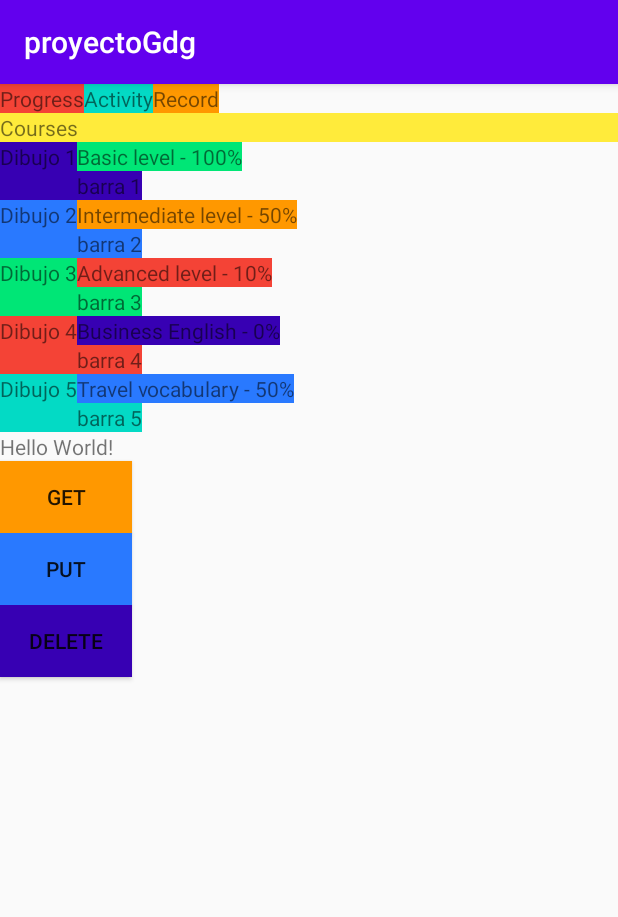
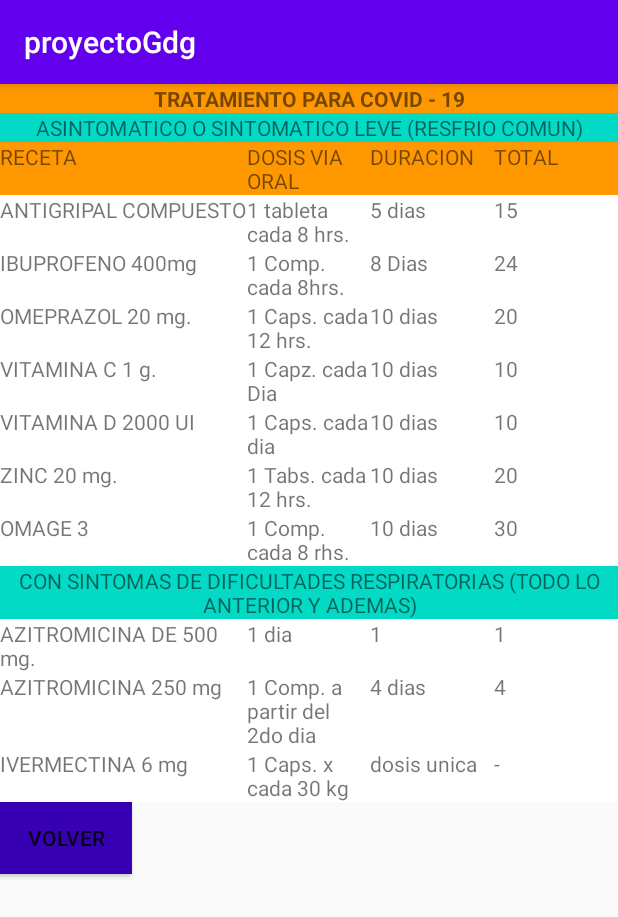
Before and after one commit to molinaibanezomar/proyecto-gdg-1, an Android app: the HomeActivity screen opened directly, with no data from a screen before it, on a phone screen of 412 x 824 dp. Shown: the top 917 px of the screen. Run offline under Robolectric (Android 15) with nearby library versions, the phone set to English and light mode, and no system bars.

Commit message:
Se adiciona receta

```diff
--- a/app/src/main/res/layout/activity_home.xml
+++ b/app/src/main/res/layout/activity_home.xml
@@ -1,5 +1,4 @@
 <?xml version="1.0" encoding="utf-8"?>
-
 <LinearLayout xmlns:android="http://schemas.android.com/apk/res/android"
     xmlns:app="http://schemas.android.com/apk/res-auto"
     xmlns:tools="http://schemas.android.com/tools"
@@ -8,217 +7,353 @@
     android:orientation="vertical"
     tools:context=".MainActivity">
 
-    <LinearLayout
-        android:layout_width="wrap_content"
-        android:layout_height="wrap_content">
-
-        <TextView
-            android:layout_width="wrap_content"
-            android:layout_height="match_parent"
-            android:background="@color/colorRed"
-            android:text="Progress" />
-
-        <TextView
-            android:layout_width="wrap_content"
-            android:layout_height="match_parent"
-            android:background="@color/colorAccent"
-            android:text="Activity" />
-
-        <TextView
-            android:layout_width="wrap_content"
-            android:layout_height="match_parent"
-            android:background="@color/colorOrange"
-            android:text="Record" />
-
-    </LinearLayout>
     <TextView
         android:layout_width="match_parent"
         android:layout_height="wrap_content"
-        android:background="@color/colorYellow"
-        android:text="Courses" />
+        android:background="@color/colorOrange"
+        android:text="TRATAMIENTO PARA COVID - 19"
+        android:gravity="center"
+        android:textStyle="bold"/>
+    <TextView
+        android:layout_width="match_parent"
+        android:layout_height="wrap_content"
+        android:background="@color/colorAccent"
+        android:text="ASINTOMATICO O SINTOMATICO LEVE (RESFRIO COMUN)"
+        android:gravity="center"/>
+    <LinearLayout
+        android:layout_width="match_parent"
+        android:layout_height="wrap_content">
+        <TextView
+            android:layout_width="0dp"
+            android:layout_height="match_parent"
+            android:layout_weight="2"
+            android:background="@color/colorOrange"
+            android:text="RECETA" />
+        <TextView
+            android:layout_width="0dp"
+            android:layout_height="match_parent"
+            android:layout_weight="1"
+            android:background="@color/colorOrange"
+            android:text="DOSIS VIA ORAL" />
+        <TextView
+            android:layout_width="0dp"
+            android:layout_height="match_parent"
+            android:layout_weight="1"
+            android:background="@color/colorOrange"
+            android:text="DURACION" />
+        <TextView
+            android:layout_width="0dp"
+            android:layout_height="match_parent"
+            android:layout_weight="1"
+            android:background="@color/colorOrange"
+            android:text="TOTAL" />
 
+    </LinearLayout>
     <LinearLayout
-        android:layout_width="wrap_content"
-        android:layout_height="wrap_content"
-        android:orientation="horizontal">
+        android:layout_width="match_parent"
+        android:layout_height="wrap_content">
+        <TextView
+            android:layout_width="0dp"
+            android:layout_height="match_parent"
+            android:layout_weight="2"
+            android:background="@color/colorWhite"
+            android:text="ANTIGRIPAL COMPUESTO" />
+        <TextView
+            android:layout_width="0dp"
+            android:layout_height="match_parent"
+            android:layout_weight="1"
+            android:background="@color/colorWhite"
+            android:text="1 tableta cada 8 hrs." />
+        <TextView
+            android:layout_width="0dp"
+            android:layout_height="match_parent"
+            android:layout_weight="1"
+            android:background="@color/colorWhite"
+            android:text="5 dias" />
+        <TextView
+            android:layout_width="0dp"
+            android:layout_height="match_parent"
+            android:layout_weight="1"
+            android:background="@color/colorWhite"
+            android:text="15" />
 
+    </LinearLayout>
+    <LinearLayout
+        android:layout_width="match_parent"
+        android:layout_height="wrap_content">
         <TextView
-            android:layout_width="wrap_content"
+            android:layout_width="0dp"
             android:layout_height="match_parent"
-            android:background="@color/colorPrimaryDark"
-            android:text="Dibujo 1" />
+            android:layout_weight="2"
+            android:background="@color/colorWhite"
+            android:text="IBUPROFENO 400mg" />
+        <TextView
+            android:layout_width="0dp"
+            android:layout_height="match_parent"
+            android:layout_weight="1"
+            android:background="@color/colorWhite"
+            android:text="1 Comp. cada 8hrs." />
+        <TextView
+            android:layout_width="0dp"
+            android:layout_height="match_parent"
+            android:layout_weight="1"
+            android:background="@color/colorWhite"
+            android:text="8 Dias" />
+        <TextView
+            android:layout_width="0dp"
+            android:layout_height="match_parent"
+            android:layout_weight="1"
+            android:background="@color/colorWhite"
+            android:text="24" />
 
-        <LinearLayout
-            android:layout_width="wrap_content"
-            android:layout_height="wrap_content"
-            android:orientation="vertical">
+    </LinearLayout>
+    <LinearLayout
+        android:layout_width="match_parent"
+        android:layout_height="wrap_content">
+        <TextView
+            android:layout_width="0dp"
+            android:layout_height="match_parent"
+            android:layout_weight="2"
+            android:background="@color/colorWhite"
+            android:text="OMEPRAZOL 20 mg." />
+        <TextView
+            android:layout_width="0dp"
+            android:layout_height="match_parent"
+            android:layout_weight="1"
+            android:background="@color/colorWhite"
+            android:text="1 Caps. cada 12 hrs." />
+        <TextView
+            android:layout_width="0dp"
+            android:layout_height="match_parent"
+            android:layout_weight="1"
+            android:background="@color/colorWhite"
+            android:text="10 dias" />
+        <TextView
+            android:layout_width="0dp"
+            android:layout_height="match_parent"
+            android:layout_weight="1"
+            android:background="@color/colorWhite"
+            android:text="20" />
 
-            <TextView
-                android:layout_width="wrap_content"
-                android:layout_height="wrap_content"
-                android:background="@color/colorGreen"
-                android:text="Basic level - 100%" />
+    </LinearLayout>
+    <LinearLayout
+        android:layout_width="match_parent"
+        android:layout_height="wrap_content">
+        <TextView
+            android:layout_width="0dp"
+            android:layout_height="match_parent"
+            android:layout_weight="2"
+            android:background="@color/colorWhite"
+            android:text="VITAMINA C 1 g." />
+        <TextView
+            android:layout_width="0dp"
+            android:layout_height="match_parent"
+            android:layout_weight="1"
+            android:background="@color/colorWhite"
+            android:text="1 Capz. cada Dia" />
+        <TextView
+            android:layout_width="0dp"
+            android:layout_height="match_parent"
+            android:layout_weight="1"
+            android:background="@color/colorWhite"
+            android:text="10 dias" />
+        <TextView
+            android:layout_width="0dp"
+            android:layout_height="match_parent"
+            android:layout_weight="1"
+            android:background="@color/colorWhite"
+            android:text="10" />
 
-            <TextView
-                android:layout_width="wrap_content"
-                android:layout_height="wrap_content"
-                android:background="@color/colorPrimaryDark"
-                android:text="barra 1" />
-        </LinearLayout>
     </LinearLayout>
+    <LinearLayout
+        android:layout_width="match_parent"
+        android:layout_height="wrap_content">
+        <TextView
+            android:layout_width="0dp"
+            android:layout_height="match_parent"
+            android:layout_weight="2"
+            android:background="@color/colorWhite"
+            android:text="VITAMINA D 2000 UI" />
+        <TextView
+            android:layout_width="0dp"
+            android:layout_height="match_parent"
+            android:layout_weight="1"
+            android:background="@color/colorWhite"
+            android:text="1 Caps. cada dia" />
+        <TextView
+            android:layout_width="0dp"
+            android:layout_height="match_parent"
+            android:layout_weight="1"
+            android:background="@color/colorWhite"
+            android:text="10 dias" />
+        <TextView
+            android:layout_width="0dp"
+            android:layout_height="match_parent"
+            android:layout_weight="1"
+            android:background="@color/colorWhite"
+            android:text="10" />
 
+    </LinearLayout>
     <LinearLayout
-        android:layout_width="wrap_content"
-        android:layout_height="wrap_content"
-        android:orientation="horizontal">
+        android:layout_width="match_parent"
+        android:layout_height="wrap_content">
+        <TextView
+            android:layout_width="0dp"
+            android:layout_height="match_parent"
+            android:layout_weight="2"
+            android:background="@color/colorWhite"
+            android:text="ZINC 20 mg." />
+        <TextView
+            android:layout_width="0dp"
+            android:layout_height="match_parent"
+            android:layout_weight="1"
+            android:background="@color/colorWhite"
+            android:text="1 Tabs. cada 12 hrs." />
+        <TextView
+            android:layout_width="0dp"
+            android:layout_height="match_parent"
+            android:layout_weight="1"
+            android:background="@color/colorWhite"
+            android:text="10 dias" />
+        <TextView
+            android:layout_width="0dp"
+            android:layout_height="match_parent"
+            android:layout_weight="1"
+            android:background="@color/colorWhite"
+            android:text="20" />
 
+    </LinearLayout>
+    <LinearLayout
+        android:layout_width="match_parent"
+        android:layout_height="wrap_content">
         <TextView
-            android:layout_width="wrap_content"
+            android:layout_width="0dp"
             android:layout_height="match_parent"
-            android:background="@color/colorBlue"
-            android:text="Dibujo 2" />
+            android:layout_weight="2"
+            android:background="@color/colorWhite"
+            android:text="OMAGE 3" />
+        <TextView
+            android:layout_width="0dp"
+            android:layout_height="match_parent"
+            android:layout_weight="1"
+            android:background="@color/colorWhite"
+            android:text="1 Comp. cada 8 rhs." />
+        <TextView
+            android:layout_width="0dp"
+            android:layout_height="match_parent"
+            android:layout_weight="1"
+            android:background="@color/colorWhite"
+            android:text="10 dias" />
+        <TextView
+            android:layout_width="0dp"
+            android:layout_height="match_parent"
+            android:layout_weight="1"
+            android:background="@color/colorWhite"
+            android:text="30" />
 
-        <LinearLayout
-            android:layout_width="wrap_content"
-            android:layout_height="wrap_content"
-            android:orientation="vertical">
-
-            <TextView
-                android:layout_width="wrap_content"
-                android:layout_height="wrap_content"
-                android:background="@color/colorOrange"
-                android:text="Intermediate level - 50%" />
-
-            <TextView
-                android:layout_width="wrap_content"
-                android:layout_height="wrap_content"
-                android:background="@color/colorBlue"
-                android:text="barra 2" />
-        </LinearLayout>
-    </LinearLayout>
-
-    <LinearLayout
-        android:layout_width="wrap_content"
-        android:layout_height="wrap_content"
-        android:orientation="horizontal">
-
-        <TextView
-            android:layout_width="wrap_content"
-            android:layout_height="match_parent"
-            android:background="@color/colorGreen"
-            android:text="Dibujo 3" />
-
-        <LinearLayout
-            android:layout_width="wrap_content"
-            android:layout_height="wrap_content"
-            android:orientation="vertical">
-
-            <TextView
-                android:layout_width="wrap_content"
-                android:layout_height="wrap_content"
-                android:background="@color/colorRed"
-                android:text="Advanced level - 10%" />
-
-            <TextView
-                android:layout_width="wrap_content"
-                android:layout_height="wrap_content"
-                android:background="@color/colorGreen"
-                android:text="barra 3" />
-        </LinearLayout>
-    </LinearLayout>
-
-    <LinearLayout
-        android:layout_width="wrap_content"
-        android:layout_height="wrap_content"
-        android:orientation="horizontal">
-
-        <TextView
-            android:layout_width="wrap_content"
-            android:layout_height="match_parent"
-            android:background="@color/colorRed"
-            android:text="Dibujo 4" />
-
-        <LinearLayout
-            android:layout_width="wrap_content"
-            android:layout_height="wrap_content"
-            android:orientation="vertical">
-
-            <TextView
-                android:layout_width="wrap_content"
-                android:layout_height="wrap_content"
-                android:background="@color/colorPrimaryDark"
-                android:text="Business English - 0%" />
-
-            <TextView
-                android:layout_width="wrap_content"
-                android:layout_height="wrap_content"
-                android:background="@color/colorRed"
-                android:text="barra 4" />
-        </LinearLayout>
-    </LinearLayout>
-
-    <LinearLayout
-        android:layout_width="wrap_content"
-        android:layout_height="wrap_content"
-        android:orientation="horizontal">
-
-        <TextView
-            android:layout_width="wrap_content"
-            android:layout_height="match_parent"
-            android:background="@color/colorAccent"
-            android:text="Dibujo 5" />
-
-        <LinearLayout
-            android:layout_width="wrap_content"
-            android:layout_height="wrap_content"
-            android:orientation="vertical">
-
-            <TextView
-                android:layout_width="wrap_content"
-                android:layout_height="match_parent"
-                android:background="@color/colorBlue"
-                android:text="Travel vocabulary - 50%" />
-
-            <TextView
-                android:layout_width="wrap_content"
-                android:layout_height="wrap_content"
-                android:background="@color/colorAccent"
-                android:text="barra 5" />
-        </LinearLayout>
     </LinearLayout>
 
     <TextView
-        android:id="@+id/textView"
-        android:layout_width="wrap_content"
+        android:layout_width="match_parent"
         android:layout_height="wrap_content"
-        android:text="Hello World!"
-        app:layout_constraintBottom_toBottomOf="parent"
-        app:layout_constraintLeft_toLeftOf="parent"
-        app:layout_constraintRight_toRightOf="parent"
-        app:layout_constraintTop_toTopOf="parent" />
+        android:background="@color/colorAccent"
+        android:text="CON SINTOMAS DE DIFICULTADES RESPIRATORIAS (TODO LO ANTERIOR Y ADEMAS)"
+        android:gravity="center"/>
+    <LinearLayout
+        android:layout_width="match_parent"
+        android:layout_height="wrap_content">
+        <TextView
+            android:layout_width="0dp"
+            android:layout_height="match_parent"
+            android:layout_weight="2"
+            android:background="@color/colorWhite"
+            android:text="AZITROMICINA DE 500 mg." />
+        <TextView
+            android:layout_width="0dp"
+            android:layout_height="match_parent"
+            android:layout_weight="1"
+            android:background="@color/colorWhite"
+            android:text="1 dia" />
+        <TextView
+            android:layout_width="0dp"
+            android:layout_height="match_parent"
+            android:layout_weight="1"
+            android:background="@color/colorWhite"
+            android:text="1" />
+        <TextView
+            android:layout_width="0dp"
+            android:layout_height="match_parent"
+            android:layout_weight="1"
+            android:background="@color/colorWhite"
+            android:text="1" />
 
-    <Button
-        android:id="@+id/buttonGet"
-        android:layout_width="wrap_content"
-        android:layout_height="wrap_content"
-        android:text="GET"
-        android:background="@color/colorOrange"
-        app:layout_constraintTop_toBottomOf="@+id/textView" />
+    </LinearLayout>
+    <LinearLayout
+        android:layout_width="match_parent"
+        android:layout_height="wrap_content">
+        <TextView
+            android:layout_width="0dp"
+            android:layout_height="match_parent"
+            android:layout_weight="2"
+            android:background="@color/colorWhite"
+            android:text="AZITROMICINA 250 mg" />
+        <TextView
+            android:layout_width="0dp"
+            android:layout_height="match_parent"
+            android:layout_weight="1"
+            android:background="@color/colorWhite"
+            android:text="1 Comp. a partir del 2do dia" />
+        <TextView
+            android:layout_width="0dp"
+            android:layout_height="match_parent"
+            android:layout_weight="1"
+            android:background="@color/colorWhite"
+            android:text="4 dias" />
+        <TextView
+            android:layout_width="0dp"
+            android:layout_height="match_parent"
+            android:layout_weight="1"
+            android:background="@color/colorWhite"
+            android:text="4" />
 
-    <Button
-        android:id="@+id/buttonPut"
-        android:layout_width="wrap_content"
-        android:layout_height="wrap_content"
-        android:text="PUT"
-        android:background="@color/colorBlue"
-        app:layout_constraintTop_toBottomOf="@+id/buttonGet" />
+    </LinearLayout>
+    <LinearLayout
+        android:layout_width="match_parent"
+        android:layout_height="wrap_content">
+        <TextView
+            android:layout_width="0dp"
+            android:layout_height="match_parent"
+            android:layout_weight="2"
+            android:background="@color/colorWhite"
+            android:text="IVERMECTINA 6 mg" />
+        <TextView
+            android:layout_width="0dp"
+            android:layout_height="match_parent"
+            android:layout_weight="1"
+            android:background="@color/colorWhite"
+            android:text="1 Caps. x cada 30 kg" />
+        <TextView
+            android:layout_width="0dp"
+            android:layout_height="match_parent"
+            android:layout_weight="1"
+            android:background="@color/colorWhite"
+            android:text="dosis unica" />
+        <TextView
+            android:layout_width="0dp"
+            android:layout_height="match_parent"
+            android:layout_weight="1"
+            android:background="@color/colorWhite"
+            android:text="-" />
+
+    </LinearLayout>
+
 
     <Button
         android:id="@+id/buttonDelete"
         android:layout_width="wrap_content"
         android:layout_height="wrap_content"
         android:background="@color/colorPrimaryDark"
-        android:text="DELETE"
+        android:text="VOLVER"
         app:layout_constraintTop_toBottomOf="@+id/buttonPut" />
 
 </LinearLayout>
--- a/app/src/main/res/values/colors.xml
+++ b/app/src/main/res/values/colors.xml
@@ -8,4 +8,5 @@
     <color name="colorGreen">#00E676</color>
     <color name="colorOrange">#FF9800</color>
     <color name="colorYellow">#FFEB3B</color>
+    <color name="colorWhite">#FFFFFF</color>
 </resources>
```
